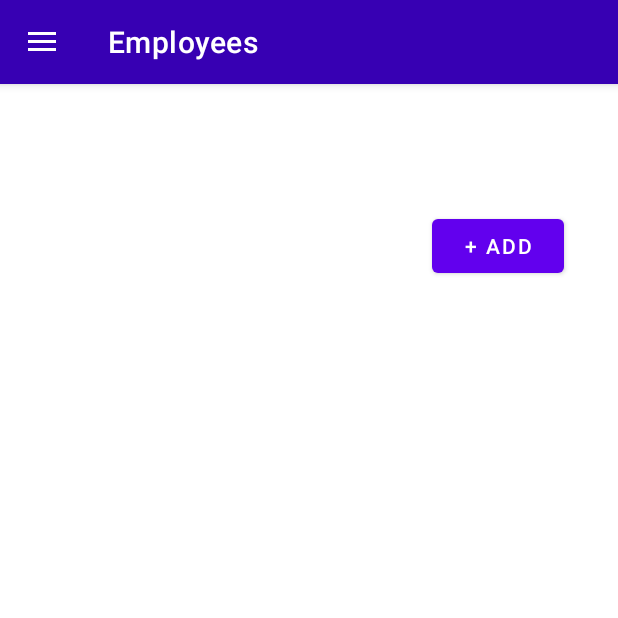
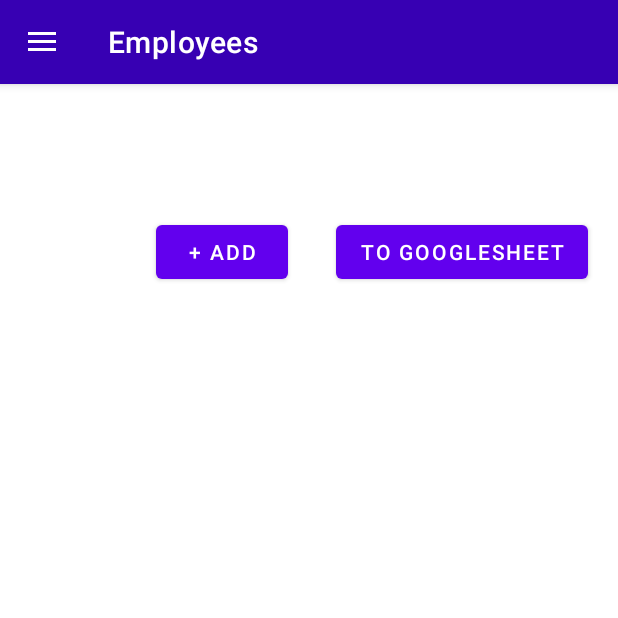
Before and after one commit to 1cereals1/VotingApp, an Android app: the RegisterCandidate screen opened directly, with no data from a screen before it, in the side drawer, after a tap on "Members", on a phone screen of 412 x 824 dp, the top half of it. Run offline under Robolectric (Android 15) with nearby library versions, the phone set to English and light mode, and no system bars; our stand-ins replace Firebase (no records; nobody signed in at launch, a user with empty details on screens opened directly).

Commit message:
Able to add data to googlesheets. which then adds to firebase rtdb. Need to implement multiple select soon before delete function.

```diff
--- a/app/src/main/java/com/example/votingapp/AdminsEmployees.java
+++ b/app/src/main/java/com/example/votingapp/AdminsEmployees.java
@@ -5,6 +5,7 @@ import androidx.recyclerview.widget.LinearLayoutManager;
 import androidx.recyclerview.widget.RecyclerView;
 
 import android.content.Intent;
+import android.net.Uri;
 import android.os.Bundle;
 import android.view.View;
 import android.widget.Button;
@@ -24,7 +25,7 @@ import java.util.List;
 public class AdminsEmployees extends DrawerBaseActivity {
 
     ActivityAdminsEmployeesBinding activityAdminsEmployeesBinding;
-    private final DatabaseReference databaseReference = FirebaseDatabase.getInstance().getReferenceFromUrl("https://online-voting-ma-default-rtdb.firebaseio.com/");
+    private final DatabaseReference databaseReference = FirebaseDatabase.getInstance().getReferenceFromUrl("https://online-voting-ma-default-rtdb.firebaseio.com/").child("1RO5aLG_FLEoVdnxJqF50fKIlqeKlGBG01-bhDhGPFZo");
 
     //creating list of MyItems to store user details
     private final List<MyItems> myItemsList = new ArrayList<>();
@@ -41,11 +42,18 @@ public class AdminsEmployees extends DrawerBaseActivity {
         //end of for nav
 
         final Button gotoregister = findViewById(R.id.RegiEmployees);
+        final Button gotogooglesheets = findViewById(R.id.googlesheet);
 
         //getting RecyclerView from xml file
         final RecyclerView idlist = findViewById(R.id.IDList);
 
-
+        gotogooglesheets.setOnClickListener(new View.OnClickListener() {
+            @Override
+            public void onClick(View view) {
+                Intent browserIntent = new Intent(Intent.ACTION_VIEW, Uri.parse("https://docs.google.com/spreadsheets/d/1RO5aLG_FLEoVdnxJqF50fKIlqeKlGBG01-bhDhGPFZo/edit#gid=0"));
+                startActivity(browserIntent);
+            }
+        });
 
         gotoregister.setOnClickListener(new View.OnClickListener() {
             @Override
@@ -75,7 +83,7 @@ public class AdminsEmployees extends DrawerBaseActivity {
                     if (users.hasChild("FullName") && users.hasChild("IDNumber")) {
 
                         //getting user details from database and storing them into our list one by one
-                        final String getidno = users.child("IDNumber").getValue(String.class);
+                        final Integer getidno = users.child("IDNumber").getValue(Integer.class);
                         final String getfname = users.child("FullName").getValue(String.class);
 
 
--- a/app/src/main/java/com/example/votingapp/Register.java
+++ b/app/src/main/java/com/example/votingapp/Register.java
@@ -170,16 +170,17 @@ public class Register extends AppCompatActivity {
         final String fnametext = fname.getText().toString();
         final String mnametext = mname.getText().toString();
         final String emailtext = email.getText().toString();
-        final String contactnumbertext = contactnumber.getText().toString();
+        final String contactnumbertext = "\""+contactnumber.getText().toString()+"\"";
 
         final ProgressDialog progressDialog = new ProgressDialog(Register.this);
         progressDialog.setMessage("Loading...");
 
-        StringRequest stringRequest = new StringRequest(Request.Method.POST, "https://script.google.com/macros/s/AKfycbxIRjd0hSNU5plHOI1iG_5haynVfAiYyz7vsxWYAOU-GLdSAyI6TRQJAYCkEDG5JSqj/exec", new Response.Listener<String>() {
+        StringRequest stringRequest = new StringRequest(Request.Method.POST, "https://script.google.com/macros/s/AKfycbw71fBPjpFzbi9SZvj4AIgcSWhlLo_UlfX_4BDKDOXlaKsTfFi4_b4nFEj5ouCoXp68/exec", new Response.Listener<String>() {
             @Override
             public void onResponse(String response) {
                 Intent intent = new Intent(getApplicationContext(), AdminsEmployees.class);
                 startActivity(intent);
+                finish();
                 progressDialog.hide();
             }
         }, new Response.ErrorListener() {
@@ -212,6 +213,7 @@ public class Register extends AppCompatActivity {
         RequestQueue requestQueue = Volley.newRequestQueue(this);
         requestQueue.add(stringRequest);
 
+
     }
 
 
--- a/app/src/main/java/com/example/votingapp/adaptersNlists/MyAdapter.java
+++ b/app/src/main/java/com/example/votingapp/adaptersNlists/MyAdapter.java
@@ -39,7 +39,7 @@ public class MyAdapter extends RecyclerView.Adapter<MyAdapter.MyViewHolder> {
 
         //setting user details to textviews
         holder.fnames.setText(myItems.getFname());
-        holder.idnumbers.setText(myItems.getIdnumber());
+        holder.idnumbers.setText(myItems.getIdnumber()+"");
     }
 
     @Override
--- a/app/src/main/res/layout/activity_admins_employees.xml
+++ b/app/src/main/res/layout/activity_admins_employees.xml
@@ -11,17 +11,16 @@
         android:id="@+id/RegiEmployees"
         android:layout_width="wrap_content"
         android:layout_height="wrap_content"
-        android:layout_marginTop="84dp"
+        android:layout_marginStart="104dp"
+        android:layout_marginTop="88dp"
         android:text="+ Add"
-        app:layout_constraintEnd_toEndOf="parent"
-        app:layout_constraintHorizontal_bias="0.888"
         app:layout_constraintStart_toStartOf="parent"
         app:layout_constraintTop_toTopOf="parent" />
 
     <androidx.recyclerview.widget.RecyclerView
         android:id="@+id/IDList"
         android:layout_width="413dp"
-        android:layout_height="577dp"
+        android:layout_height="500dp"
         android:layout_marginTop="152dp"
         app:layout_constraintBottom_toBottomOf="parent"
         app:layout_constraintStart_toStartOf="parent"
@@ -30,4 +29,14 @@
 
     </androidx.recyclerview.widget.RecyclerView>
 
+    <Button
+        android:id="@+id/googlesheet"
+        android:layout_width="wrap_content"
+        android:layout_height="wrap_content"
+        android:layout_marginStart="32dp"
+        android:layout_marginTop="88dp"
+        android:text="To googlesheet"
+        app:layout_constraintStart_toEndOf="@+id/RegiEmployees"
+        app:layout_constraintTop_toTopOf="parent" />
+
 </androidx.constraintlayout.widget.ConstraintLayout>
```
Also changed, not shown: app/src/main/AndroidManifest.xml (+6 -6 lines), app/src/main/java/com/example/votingapp/adaptersNlists/MyItems.java (+4 -4 lines).
